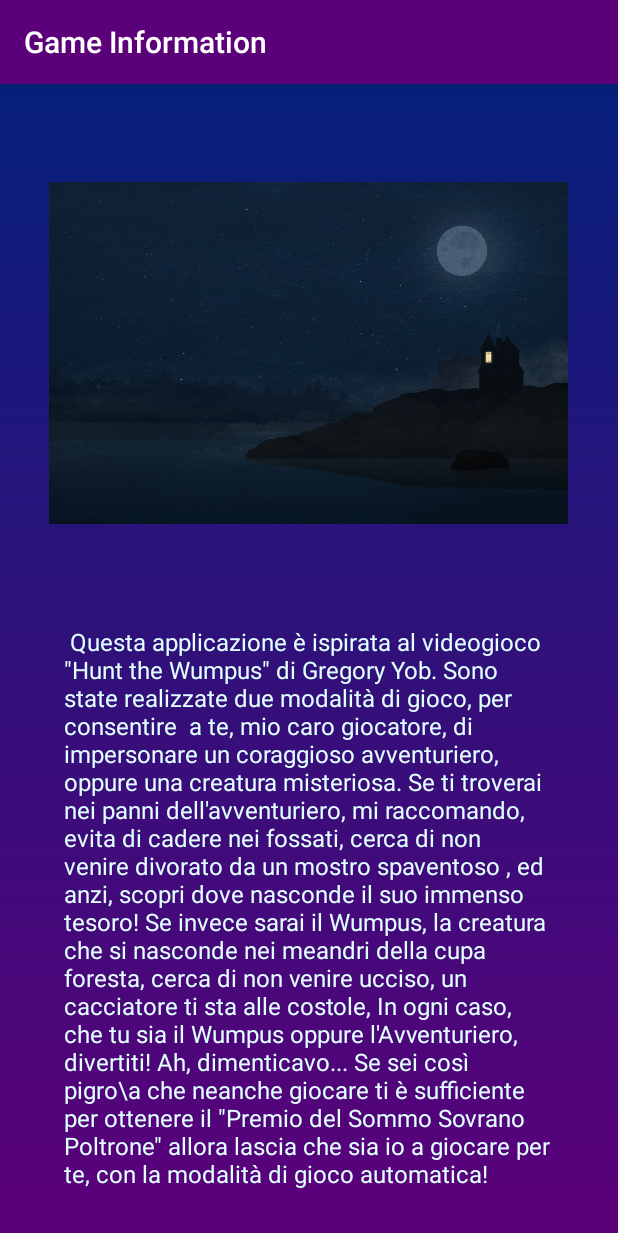
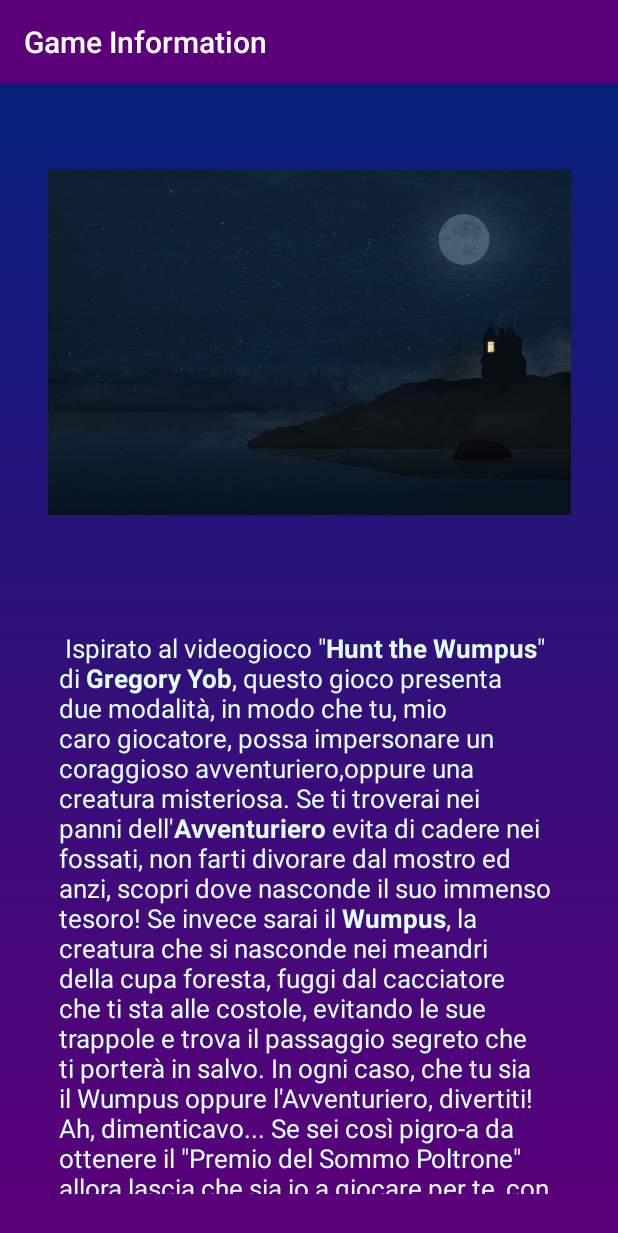
Before and after one commit to ivochan/WumpusWorldGame, an Android app: the GameInformation screen opened directly, with no data from a screen before it, on a phone screen of 412 x 824 dp. Shown: the top 1233 px of the screen. Run offline under Robolectric (Android 15) with nearby library versions, the phone set to English and light mode, and no system bars; libraries missing offline, so code that uses them is left out: game.structure.text; 1 statement that could not run was skipped.

Commit message:
schermata caricamento

```diff
--- a/app/src/main/res/layout/activity_hero_side.xml
+++ b/app/src/main/res/layout/activity_hero_side.xml
@@ -42,4 +42,8 @@
 
     </GridView>
 
+
+
+
+
 </androidx.constraintlayout.widget.ConstraintLayout>
--- a/app/src/main/res/layout/game_info_activity.xml
+++ b/app/src/main/res/layout/game_info_activity.xml
@@ -7,28 +7,27 @@
 
     <TextView
         android:id="@+id/textGameInfo"
-        android:layout_width="336dp"
-        android:layout_height="399dp"
+        android:layout_width="345dp"
+        android:layout_height="376dp"
         android:gravity="start"
         android:paddingHorizontal="6dp"
         android:text="@string/game_info"
         android:textAlignment="gravity"
         android:textColor="@color/sugar_paper"
-        android:textSize="16sp"
+        android:textSize="17sp"
         app:layout_constraintBottom_toBottomOf="parent"
         app:layout_constraintEnd_toEndOf="parent"
-        app:layout_constraintHorizontal_bias="0.48"
         app:layout_constraintStart_toStartOf="parent"
         app:layout_constraintTop_toTopOf="parent"
-        app:layout_constraintVertical_bias="0.979" />
+        app:layout_constraintVertical_bias="0.929" />
 
     <TextView
         android:id="@+id/textCredits"
-        android:layout_width="342dp"
-        android:layout_height="42dp"
+        android:layout_width="351dp"
+        android:layout_height="53dp"
         android:gravity="center"
         android:textColor="@color/sugar_paper"
-        android:textSize="16sp"
+        android:textSize="17sp"
         app:layout_constraintBottom_toBottomOf="parent"
         app:layout_constraintEnd_toEndOf="parent"
         app:layout_constraintHorizontal_bias="0.485"
@@ -38,15 +37,14 @@
 
     <ImageView
         android:id="@+id/imageView2"
-        android:layout_width="346dp"
-        android:layout_height="237dp"
+        android:layout_width="383dp"
+        android:layout_height="230dp"
         android:contentDescription="@string/dark_night"
         app:layout_constraintBottom_toBottomOf="parent"
         app:layout_constraintEnd_toEndOf="parent"
-        app:layout_constraintHorizontal_bias="0.492"
         app:layout_constraintStart_toStartOf="parent"
         app:layout_constraintTop_toTopOf="parent"
-        app:layout_constraintVertical_bias="0.114"
+        app:layout_constraintVertical_bias="0.107"
         app:srcCompat="@drawable/dark_night" />
 
 </androidx.constraintlayout.widget.ConstraintLayout>
--- a/app/src/main/res/values/palette.xml
+++ b/app/src/main/res/values/palette.xml
@@ -26,4 +26,6 @@
     <color name="dark_blue_grey">#29434e</color>
     <color name="light_blue_grey">#819ca9</color>
     <color name="dark_indigo_900">#000051</color>
+    <color name="light_indigo_100">#c5cae9</color>
+    <color name="dark_red_900">#7f0000</color>
 </resources>
--- a/app/src/main/res/values/strings.xml
+++ b/app/src/main/res/values/strings.xml
@@ -25,24 +25,25 @@
     <string name="menu2">Score</string>
     <string name="menu3">Settings</string>
     <!-- regole del gioco da tradurre-->
-    <!-- regole del gioco -->
     <string name="game_info">
-        <br>Questa applicazione è ispirata al videogioco \"Hunt the Wumpus\" di Gregory Yob.</br>
-        <br>Sono state realizzate due modalità di gioco, per consentire </br>
-        <br>a te, mio caro giocatore, di impersonare un coraggioso avventuriero,</br>
-        <br>oppure una creatura misteriosa.</br>
-        <br>Se ti troverai nei panni dell\'avventuriero, mi raccomando, evita di cadere nei fossati,</br>
-        <br>cerca di non venire divorato da un mostro spaventoso ,</br>
-        <br>ed anzi, scopri dove nasconde il suo immenso tesoro!</br>
-        <br>Se invece sarai il Wumpus, la creatura che si nasconde nei meandri della cupa foresta,</br>
-        <br>cerca di non venire ucciso, un cacciatore ti sta alle costole,</br>
-        <br>In ogni caso, che tu sia il Wumpus oppure l\'Avventuriero, divertiti!</br>
-        <br>Ah, dimenticavo... Se sei così pigro\\a che neanche giocare ti è sufficiente</br>
-        <br>per ottenere il \"Premio del Sommo Sovrano Poltrone\" allora lascia che sia io</br>
-        <br>a giocare per te, con la modalità di gioco automatica!</br>
+        Ispirato al videogioco \"<b>Hunt the Wumpus</b>\" di <b>Gregory Yob</b>,
+        questo gioco presenta due modalità, in modo che tu, mio caro giocatore, possa
+        impersonare un coraggioso avventuriero,oppure una creatura misteriosa.
+        Se ti troverai nei panni dell\'<b>Avventuriero</b> evita di cadere nei fossati,
+        non farti divorare dal mostro ed anzi, scopri dove nasconde il suo immenso tesoro!
+        Se invece sarai il <b>Wumpus</b>, la creatura che si nasconde nei meandri della cupa foresta,
+        fuggi dal cacciatore che ti sta alle costole, evitando le sue trappole e trova il passaggio
+        segreto che ti porterà in salvo.
+        In ogni caso, che tu sia il Wumpus oppure l\'Avventuriero, divertiti!
+        Ah, dimenticavo... Se sei così pigro-a da ottenere il \"Premio del Sommo Poltrone\"
+        allora lascia che sia io a giocare per te, con la modalità di gioco automatica!
     </string>
     <string name="dark_night">creepy_night_game_info_activity</string>
     <string name="game_info_title">Game Information</string>
-    <!-- TODO: Remove or change this placeholder text -->
-    <string name="hello_blank_fragment">Hello blank fragment</string>
+    <string name="loading">Loading game data ...</string>
+    <string name="loading_image">loading bat image</string>
+    <string name="game_mode">Game Mode</string>
+    <string name="automatic_mode">Automatic Player</string>
+    <string name="human_mode">Human Player</string>
+    <string name="map_button">View Game map</string>
 </resources>
```
Also changed, not shown: app/build.gradle (+12 -0 lines), app/src/main/java/com/example/wumpusworldgame/activities/HeroSide.java (+53 -10 lines), app/src/main/res/layout/loading_custom_toast.xml (added, +51 -0 lines), app/src/main/res/drawable/bat_idle.png (added), gradle/wrapper/gradle-wrapper.properties, 2 other files.
